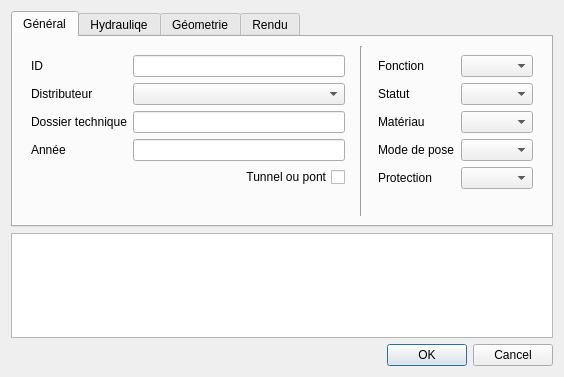
The window that qgis-project/ui_forms/pipe.ui (qwat/QWAT) describes before a commit, drawn with Qt 5.
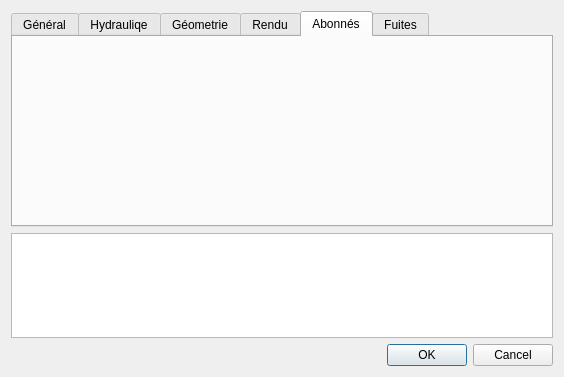
The same window after the commit. The open tabs and pages were chosen to show the change.

Commit message: relation conduites-fuite/abo

```diff
--- a/qgis-project/ui_forms/pipe.ui
+++ b/qgis-project/ui_forms/pipe.ui
@@ -665,6 +665,34 @@
        </item>
       </layout>
      </widget>
+     <widget class="QWidget" name="tab_5">
+      <attribute name="title">
+       <string>Abonnés</string>
+      </attribute>
+      <layout class="QGridLayout" name="gridLayout_10">
+       <item row="0" column="0">
+        <widget class="QWidget" name="subscriberRelationWidget" native="true">
+         <property name="qgisRelation" stdset="0">
+          <string>relation_pipe_subscriber</string>
+         </property>
+        </widget>
+       </item>
+      </layout>
+     </widget>
+     <widget class="QWidget" name="tab_6">
+      <attribute name="title">
+       <string>Fuites</string>
+      </attribute>
+      <layout class="QGridLayout" name="gridLayout_9">
+       <item row="0" column="0">
+        <widget class="QWidget" name="leakRelationWidget" native="true">
+         <property name="qgisRelation" stdset="0">
+          <string>relation_pipe_leak</string>
+         </property>
+        </widget>
+       </item>
+      </layout>
+     </widget>
     </widget>
    </item>
   </layout>
```
The commit also changes 1 other file.
